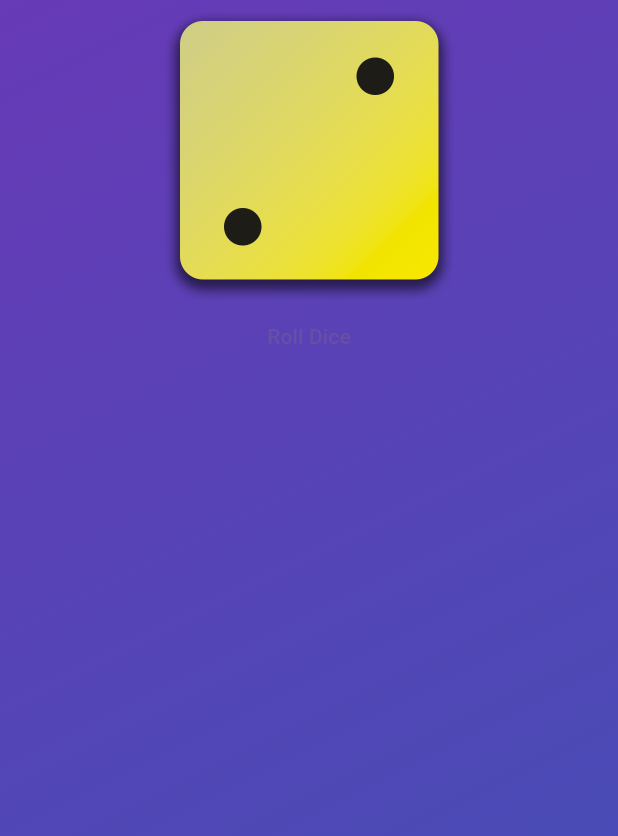
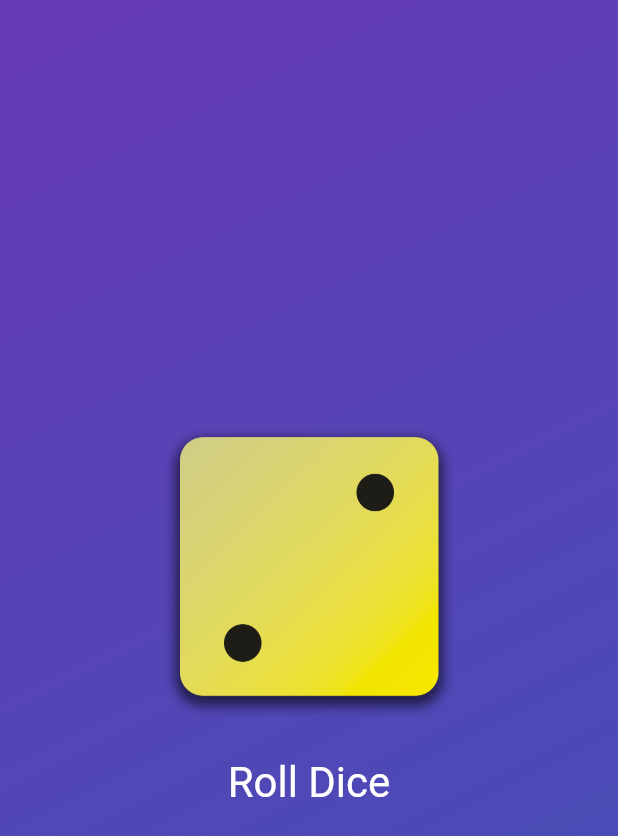
Before and after one commit to Somphoph/flutter_basic, a Flutter app: the screen it shows after launch, on a phone screen of 412 x 824 dp. Shown: the top 836 px of the screen. Run offline on Flutter 3.47's test engine with Material 3 defaults, Android fonts, the phone set to English and light mode, and no system bars.

Commit message:
Styling Buttons & Working with Padding

```diff
--- a/basics/lib/gradient_container.dart
+++ b/basics/lib/gradient_container.dart
@@ -22,15 +22,28 @@ class GradientContainer extends StatelessWidget {
       ),
       child: Center(
           child: Column(
+        mainAxisSize: MainAxisSize.min,
         children: [
           Image.asset(
             'assets/images/dice-2.png',
             width: 200,
           ),
+          const SizedBox(
+            height: 20,
+          ),
           TextButton(
             onPressed: rollDice,
+            style: TextButton.styleFrom(
+              // padding: const EdgeInsets.only(
+              //   top: 20,
+              // ),
+              foregroundColor: Colors.white,
+              textStyle: const TextStyle(
+                fontSize: 28,
+              ),
+            ),
             child: const Text('Roll Dice'),
-          )
+          ),
         ],
       )),
     );
```
